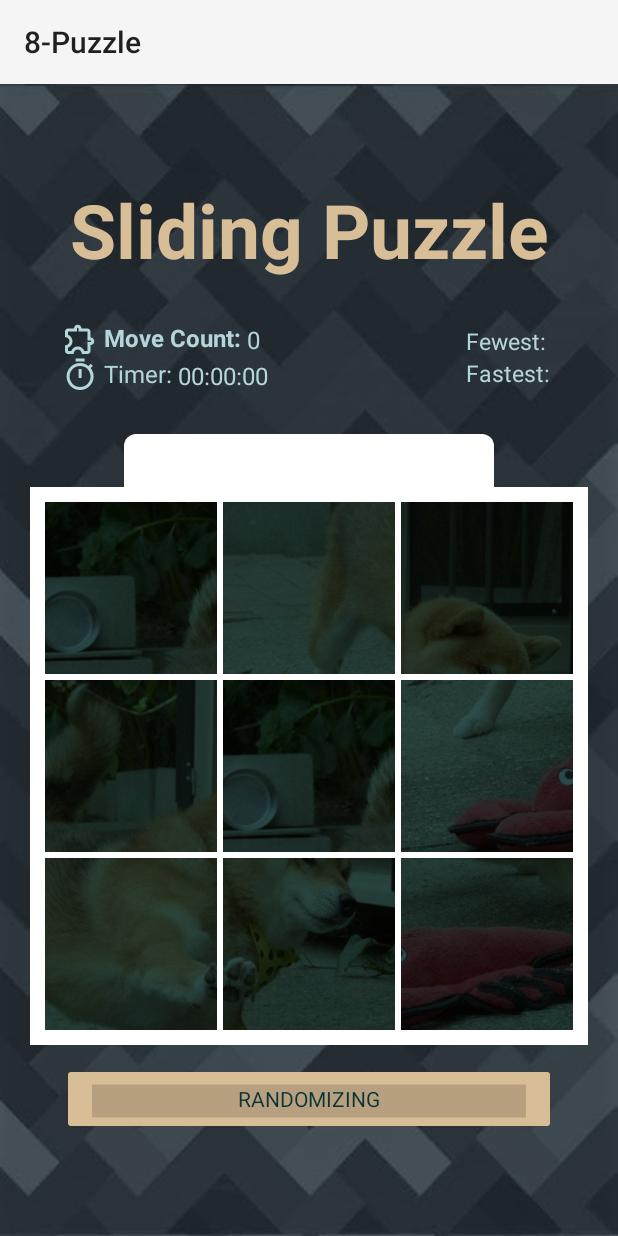
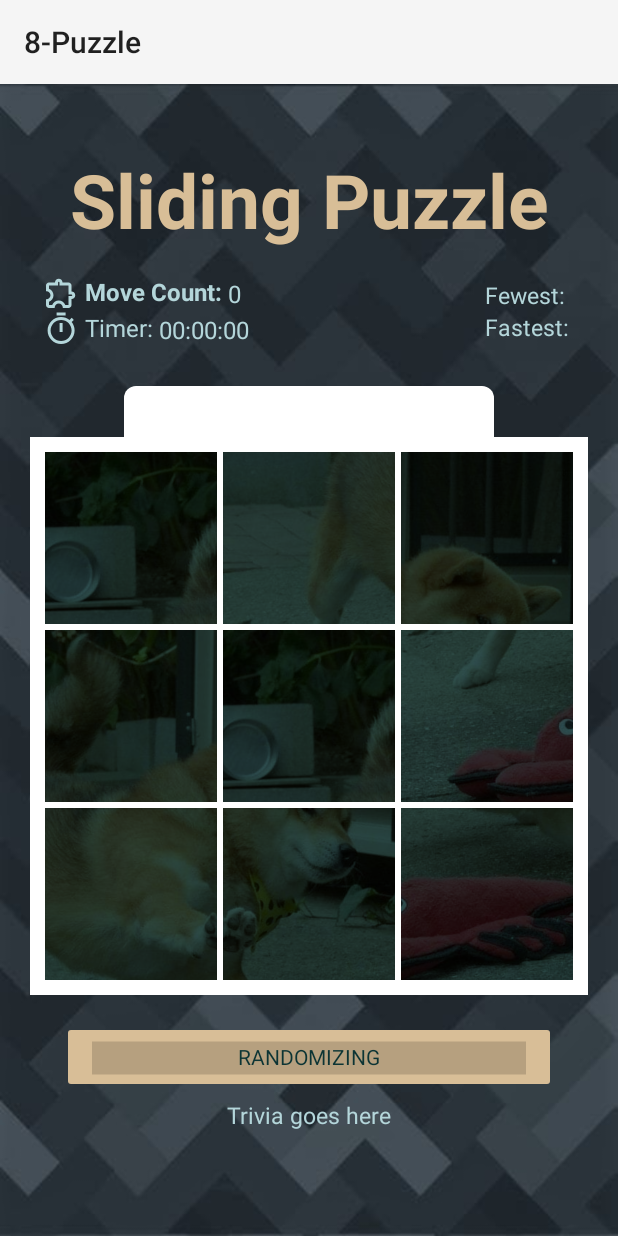
Before and after one commit to memgonzales/sliding-puzzle, an Android app: the screen it shows after launch (NPuzzleActivity), after a tap on "SHUFFLE", on a phone screen of 412 x 824 dp. Run offline under Robolectric (Android 15) with nearby library versions, the phone set to English and light mode, and no system bars; Roboto replaces fonts that are not available here.

Commit message:
Revise layout for scalability

```diff
--- a/app/src/main/java/com/gonzales/mark/n_puzzle/AnimationUtil.kt
+++ b/app/src/main/java/com/gonzales/mark/n_puzzle/AnimationUtil.kt
@@ -4,6 +4,6 @@ class AnimationUtil {
     companion object {
         const val SHUFFLING_ANIMATION_UPPER_BOUND = 3000
         const val SHUFFLING_ANIMATION_OFFSET = 300
-        const val SUCCESS_DISPLAY = 3000
+        const val SUCCESS_DISPLAY = 5000
     }
 }
--- a/app/src/main/java/com/gonzales/mark/n_puzzle/NPuzzleActivity.kt
+++ b/app/src/main/java/com/gonzales/mark/n_puzzle/NPuzzleActivity.kt
@@ -43,6 +43,7 @@ class NPuzzleActivity : AppCompatActivity() {
 
     private lateinit var tvTitle: TextView
     private lateinit var tvSuccess: TextView
+    private lateinit var tvTrivia: TextView
 
     private var tileDimen: Int = 0
     private var puzzleDimen: Int = 0
@@ -120,6 +121,7 @@ class NPuzzleActivity : AppCompatActivity() {
         tvSuccess.setOnClickListener {
             removeSuccessMessage()
         }
+        tvTrivia = findViewById(R.id.tv_trivia)
     }
 
     private fun initShuffleConcurrency() {
@@ -259,7 +261,9 @@ class NPuzzleActivity : AppCompatActivity() {
         pbShuffle.visibility = View.VISIBLE
         pbShuffle.progress = 0
         btnShuffle.text = getString(R.string.randomizing)
-        btnUpload.visibility = View.GONE
+
+        btnUpload.visibility = View.INVISIBLE
+        tvTrivia.visibility = View.VISIBLE
 
         disableClickables()
         resetGameStats()
@@ -367,7 +371,9 @@ class NPuzzleActivity : AppCompatActivity() {
             )
         )
         btnShuffle.text = getString(R.string.btn_shuffle)
+
         btnUpload.visibility = View.VISIBLE
+        tvTrivia.visibility = View.GONE
 
         updateGameStats()
     }
--- a/app/src/main/res/layout/activity_n_puzzle.xml
+++ b/app/src/main/res/layout/activity_n_puzzle.xml
@@ -8,20 +8,30 @@
     android:background="@drawable/black_pattern"
     tools:context=".NPuzzleActivity">
 
+    <androidx.constraintlayout.widget.ConstraintLayout
+        android:id="@+id/cl_contents"
+        android:layout_width="match_parent"
+        android:layout_height="wrap_content"
+        app:layout_constraintBottom_toBottomOf="parent"
+        app:layout_constraintEnd_toEndOf="parent"
+        app:layout_constraintStart_toStartOf="parent"
+        app:layout_constraintTop_toTopOf="parent">
+
         <TextView
             android:id="@+id/tv_title"
-        android:layout_width="wrap_content"
+            android:layout_width="0dp"
             android:layout_height="wrap_content"
             android:fontFamily="@font/caesar_dressing"
+            android:gravity="center"
             android:text="@string/tv_title"
             android:textColor="@color/btn_first"
             android:textSize="50sp"
             android:textStyle="bold"
-        app:layout_constraintBottom_toTopOf="@+id/spinner"
+            app:layout_constraintBottom_toBottomOf="parent"
             app:layout_constraintEnd_toEndOf="parent"
             app:layout_constraintStart_toStartOf="parent"
             app:layout_constraintTop_toTopOf="parent"
-        app:layout_constraintVertical_bias="0.38" />
+            app:layout_constraintVertical_bias="0.0" />
 
         <TextView
             android:id="@+id/tv_move"
@@ -33,12 +43,13 @@
             android:textColor="@color/stats_text"
             android:textSize="16sp"
             android:textStyle="bold"
+            app:drawableStartCompat="@drawable/outline_extension_24"
             app:drawableTint="@color/stats_text"
             app:layout_constraintBottom_toTopOf="@+id/tv_time"
-        app:layout_constraintStart_toStartOf="@+id/gl_left_button"
+            app:layout_constraintStart_toStartOf="@+id/gl_left_stats"
             app:layout_constraintTop_toBottomOf="@+id/tv_title"
-        app:layout_constraintVertical_chainStyle="packed"
-        app:drawableStartCompat="@drawable/outline_extension_24" />
+            app:layout_constraintVertical_bias="0.03"
+            app:layout_constraintVertical_chainStyle="packed" />
 
         <TextView
             android:id="@+id/tv_move_number"
@@ -73,7 +84,6 @@
             android:layout_width="wrap_content"
             android:layout_height="wrap_content"
             android:fontFamily="@font/cairo_semibold"
-        android:text="@string/tv_fewest_moves"
             android:textColor="@color/stats_text"
             android:textSize="16sp"
             app:layout_constraintBottom_toBottomOf="@+id/tv_fewest"
@@ -90,13 +100,13 @@
             android:text="@string/tv_time"
             android:textColor="@color/stats_text"
             android:textSize="16sp"
+            app:drawableStartCompat="@drawable/outline_timer_24"
             app:drawableTint="@color/stats_text"
-        app:layout_constraintBottom_toTopOf="@+id/spinner"
+            app:layout_constraintBottom_toBottomOf="parent"
             app:layout_constraintHorizontal_chainStyle="packed"
             app:layout_constraintStart_toStartOf="@+id/tv_move"
             app:layout_constraintTop_toBottomOf="@+id/tv_move"
-        app:layout_constraintVertical_chainStyle="packed"
-        app:drawableStartCompat="@drawable/outline_timer_24" />
+            app:layout_constraintVertical_chainStyle="packed" />
 
         <TextView
             android:id="@+id/tv_time_taken"
@@ -129,20 +139,12 @@
             android:layout_width="wrap_content"
             android:layout_height="wrap_content"
             android:fontFamily="@font/cairo_semibold"
-        android:text="@string/tv_fastest_time"
             android:textColor="@color/stats_text"
             android:textSize="16sp"
             app:layout_constraintBottom_toBottomOf="@+id/tv_fastest"
-        app:layout_constraintEnd_toStartOf="@+id/gl_right_button"
+            app:layout_constraintEnd_toStartOf="@+id/gl_right_stats"
             app:layout_constraintStart_toEndOf="@+id/tv_fastest"
             app:layout_constraintTop_toBottomOf="@+id/tv_fewest" />
-
-    <androidx.constraintlayout.widget.Guideline
-        android:id="@+id/gl_top_puzzle"
-        android:layout_width="wrap_content"
-        android:layout_height="wrap_content"
-        android:orientation="horizontal"
-        app:layout_constraintGuide_percent="0.35" />
 
         <androidx.constraintlayout.widget.Guideline
             android:id="@+id/gl_left_spinner"
@@ -172,6 +174,20 @@
             android:orientation="vertical"
             app:layout_constraintGuide_percent="0.9" />
 
+        <androidx.constraintlayout.widget.Guideline
+            android:id="@+id/gl_left_stats"
+            android:layout_width="wrap_content"
+            android:layout_height="wrap_content"
+            android:orientation="vertical"
+            app:layout_constraintGuide_percent="0.07" />
+
+        <androidx.constraintlayout.widget.Guideline
+            android:id="@+id/gl_right_stats"
+            android:layout_width="wrap_content"
+            android:layout_height="wrap_content"
+            android:orientation="vertical"
+            app:layout_constraintGuide_percent="0.93" />
+
         <Button
             android:id="@+id/btn_shuffle"
             android:layout_width="0dp"
@@ -187,14 +203,14 @@
             app:layout_constraintEnd_toStartOf="@+id/gl_right_button"
             app:layout_constraintStart_toStartOf="@+id/gl_left_button"
             app:layout_constraintTop_toBottomOf="@+id/cl_puzzle"
-        app:layout_constraintVertical_bias="0.15" />
+            app:layout_constraintVertical_bias="0.25" />
 
         <ProgressBar
             android:id="@+id/pb_shuffle"
             style="@style/Widget.AppCompat.ProgressBar.Horizontal"
             android:layout_width="0dp"
             android:layout_height="wrap_content"
-        android:layout_marginTop="2.25dp"
+            android:layout_marginTop="2dp"
             android:max="8"
             android:paddingStart="20dp"
             android:paddingEnd="20dp"
@@ -204,15 +220,16 @@
             android:scaleY="5.5"
             android:translationZ="10dp"
             android:visibility="gone"
-        app:layout_constraintBottom_toBottomOf="@+id/btn_shuffle"
-        app:layout_constraintEnd_toEndOf="@id/btn_shuffle"
-        app:layout_constraintStart_toStartOf="@id/btn_shuffle"
+            app:layout_constraintBottom_toBottomOf="@id/btn_shuffle"
+            app:layout_constraintEnd_toStartOf="@+id/gl_right_button"
+            app:layout_constraintStart_toStartOf="@id/gl_left_button"
             app:layout_constraintTop_toTopOf="@+id/btn_shuffle" />
 
         <Button
             android:id="@+id/btn_upload"
             android:layout_width="0dp"
             android:layout_height="wrap_content"
+            android:layout_marginTop="4dp"
             android:backgroundTint="@color/btn_second"
             android:fontFamily="@font/cairo_bold"
             android:padding="8dp"
@@ -224,18 +241,18 @@
             app:layout_constraintEnd_toStartOf="@+id/gl_right_button"
             app:layout_constraintStart_toStartOf="@+id/gl_left_button"
             app:layout_constraintTop_toBottomOf="@+id/btn_shuffle"
-        app:layout_constraintVertical_bias="0.02" />
+            app:layout_constraintVertical_bias="0.05" />
 
         <Spinner
             android:id="@+id/spinner"
             android:layout_width="0dp"
             android:layout_height="35dp"
             android:background="@drawable/spinner_background"
-        app:layout_constraintBottom_toTopOf="@+id/cl_puzzle"
+            app:layout_constraintBottom_toBottomOf="parent"
             app:layout_constraintEnd_toStartOf="@+id/gl_right_spinner"
             app:layout_constraintStart_toStartOf="@+id/gl_left_spinner"
-        app:layout_constraintTop_toTopOf="parent"
-        app:layout_constraintVertical_bias="1.0" />
+            app:layout_constraintTop_toBottomOf="@+id/tv_time"
+            app:layout_constraintVertical_bias="0.05" />
 
         <TextView
             android:id="@+id/tv_trivia"
@@ -251,23 +268,26 @@
             app:layout_constraintEnd_toStartOf="@+id/gl_right_button"
             app:layout_constraintStart_toStartOf="@+id/gl_left_button"
             app:layout_constraintTop_toBottomOf="@+id/btn_shuffle"
-        app:layout_constraintVertical_bias="0.02" />
+            app:layout_constraintVertical_bias="0.0" />
 
         <androidx.constraintlayout.widget.ConstraintLayout
             android:id="@+id/cl_puzzle"
             android:layout_width="0dp"
             android:layout_height="wrap_content"
             android:layout_marginStart="20dp"
+            android:layout_marginTop="-1dp"
             android:layout_marginEnd="20dp"
             android:background="@android:color/white"
             android:padding="8dp"
+            app:layout_constraintBottom_toBottomOf="parent"
             app:layout_constraintEnd_toEndOf="parent"
             app:layout_constraintStart_toStartOf="parent"
-        app:layout_constraintTop_toTopOf="@+id/gl_top_puzzle">
+            app:layout_constraintTop_toBottomOf="@+id/spinner"
+            app:layout_constraintVertical_bias="0.0">
 
             <com.gonzales.mark.n_puzzle.GridViewGesture
                 android:id="@+id/gvg_puzzle"
-            android:layout_width="wrap_content"
+                android:layout_width="0dp"
                 android:layout_height="wrap_content"
                 android:numColumns="3"
                 app:layout_constraintBottom_toBottomOf="parent"
@@ -279,20 +299,26 @@
 
             <TextView
                 android:id="@+id/tv_success"
-            android:layout_width="0dp"
-            android:layout_height="0dp"
+                android:layout_width="wrap_content"
+                android:layout_height="wrap_content"
                 android:background="@color/success"
                 android:fontFamily="@font/caesar_dressing"
                 android:gravity="center"
+                android:includeFontPadding="false"
+                android:padding="6dp"
+                android:paddingStart="20dp"
+                android:paddingEnd="20dp"
                 android:text="@string/tv_success"
                 android:textColor="@color/success_text"
                 android:textSize="60sp"
                 android:visibility="gone"
-            app:layout_constraintBottom_toBottomOf="parent"
-            app:layout_constraintEnd_toEndOf="parent"
-            app:layout_constraintStart_toStartOf="@+id/gvg_puzzle"
-            app:layout_constraintTop_toTopOf="parent" />
+                app:layout_constraintBottom_toBottomOf="@id/gvg_puzzle"
+                app:layout_constraintEnd_toEndOf="@+id/gvg_puzzle"
+                app:layout_constraintStart_toStartOf="parent"
+                app:layout_constraintTop_toTopOf="@id/gvg_puzzle" />
 
         </androidx.constraintlayout.widget.ConstraintLayout>
 
     </androidx.constraintlayout.widget.ConstraintLayout>
+
+</androidx.constraintlayout.widget.ConstraintLayout>
--- a/app/src/main/res/values/colors.xml
+++ b/app/src/main/res/values/colors.xml
@@ -17,5 +17,5 @@
 
     <color name="progress">#404A1706</color>
     <color name="success">#800E3E3E</color>
-    <color name="success_text">#B4D6DA</color>
+    <color name="success_text">#D8E3E3</color>
 </resources>
--- a/app/src/main/res/values/strings.xml
+++ b/app/src/main/res/values/strings.xml
@@ -7,13 +7,13 @@
     <string name="tv_move">Move Count:&#xA0;</string>
     <string name="tv_move_number">0</string>
     <string name="tv_fewest">Fewest:&#xA0;</string>
-    <string name="tv_fewest_moves"></string>
     <string name="tv_time">Timer:&#xA0;</string>
     <string name="tv_fastest">Fastest:&#xA0;</string>
     <string name="tv_time_taken">00:00:00</string>
     <string name="btn_shuffle">Shuffle</string>
     <string name="btn_upload">Upload Picture</string>
-    <string name="tv_fastest_time"></string>
-    <string name="tv_success">Awesome!</string>
+    <string name="tv_success">Great!</string>
+    <string name="tv_high_score">Divine!</string>
+    <string name="tv_solved">Voila!</string>
     <string name="tv_trivia">Trivia goes here</string>
 </resources>
```
Lines whose indentation alone changed are shown as unchanged.
